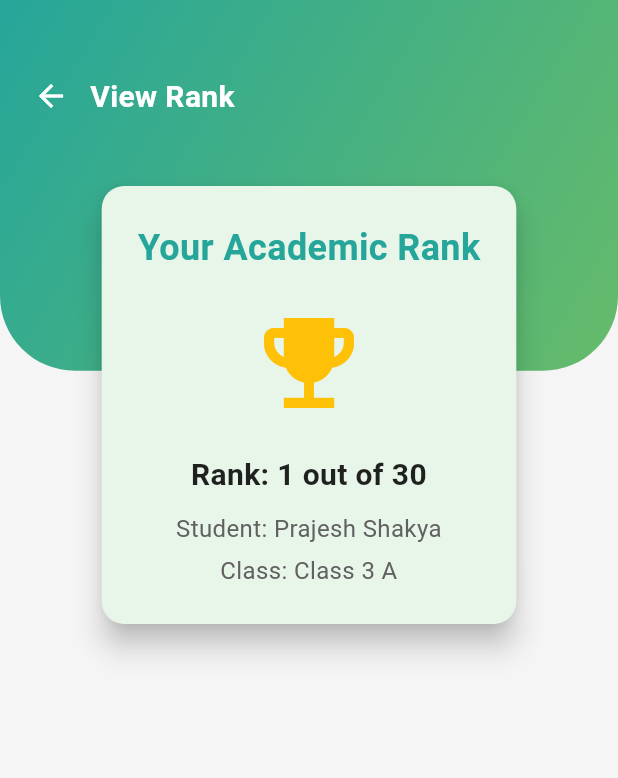
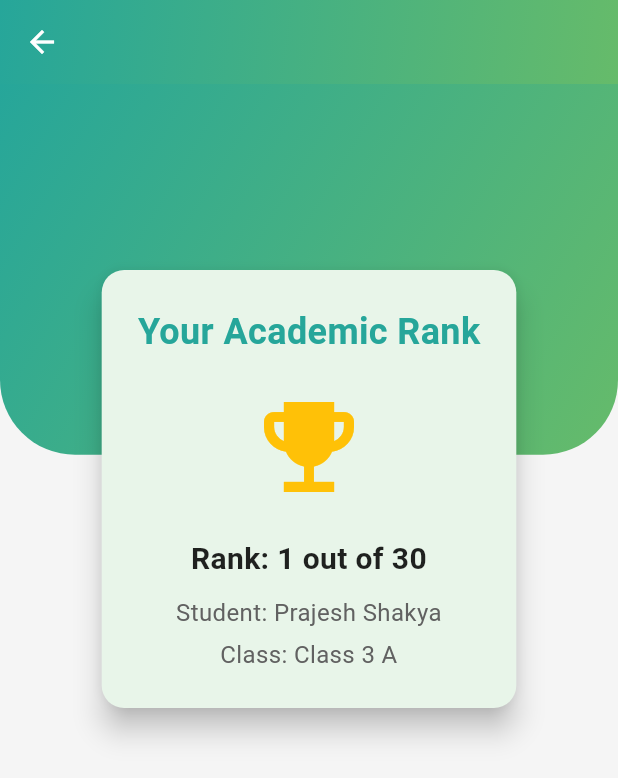
Before and after one commit to nibruad16/My-School, a Flutter app: the StudentRankPage screen opened directly, on a phone screen of 412 x 824 dp. Shown: the top 778 px of the screen. Run offline on Flutter 3.47's test engine with Material 3 defaults, Android fonts, the phone set to English and light mode, and no system bars; our stand-ins replace device_preview, dio.

Commit message:
adding new feauters

```diff
--- a/lib/features/results/presentation/pages/student_rank_page.dart
+++ b/lib/features/results/presentation/pages/student_rank_page.dart
@@ -23,6 +23,23 @@ class _StudentRankPageState extends State<StudentRankPage> {
 
     return Scaffold(
       backgroundColor: Colors.grey[100],
+      appBar: AppBar(
+        leading: IconButton(
+          icon: const Icon(Icons.arrow_back, color: Colors.white),
+          onPressed: () => Navigator.of(context).pop(),
+        ),
+        backgroundColor: Colors.transparent,
+        elevation: 0,
+        flexibleSpace: Container(
+          decoration: const BoxDecoration(
+            gradient: LinearGradient(
+              colors: [primaryGreen, lightGreen],
+              begin: Alignment.topLeft,
+              end: Alignment.bottomRight,
+            ),
+          ),
+        ),
+      ),
       body: Stack(
         children: [
           // This container creates the curved top section with the gradient
@@ -47,26 +64,11 @@ class _StudentRankPageState extends State<StudentRankPage> {
           ),
           // Custom Back Button positioned in the top-left corner
           Positioned(
-            top: 40,
-            left: 10,
-            child: IconButton(
-              icon: const Icon(Icons.arrow_back, color: Colors.white),
-              onPressed: () => Navigator.pop,
-            ),
+            top: 50,
+            left: 20,
+            child: Material(color: Colors.transparent),
           ),
           // Positioned title
-          const Positioned(
-            top: 50,
-            left: 60,
-            child: Text(
-              'View Rank',
-              style: TextStyle(
-                color: Colors.white,
-                fontSize: 20,
-                fontWeight: FontWeight.bold,
-              ),
-            ),
-          ),
           // The main content of the page, including the rank card
           Positioned.fill(
             child: SingleChildScrollView(
```
